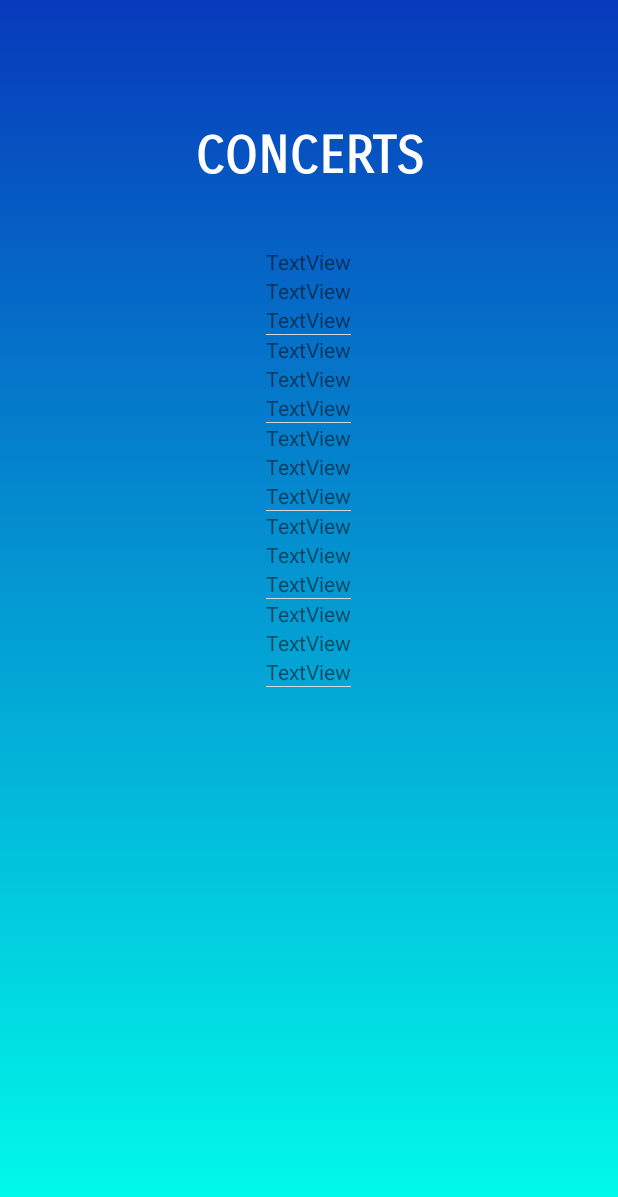
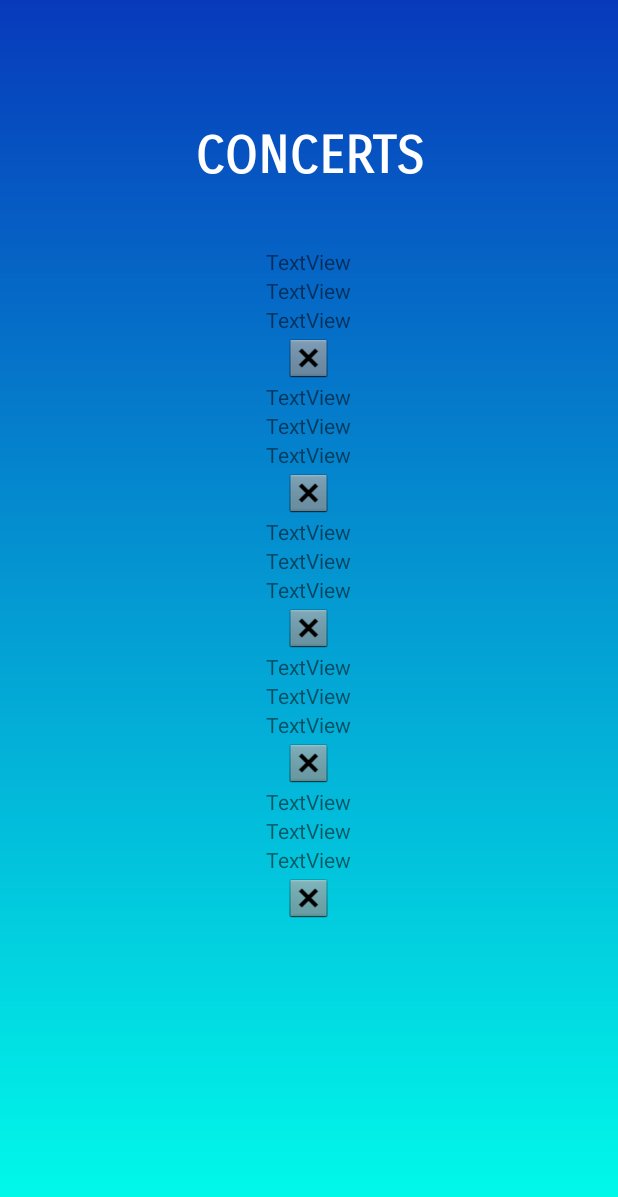
Before and after one commit to GuillemBSK/ArtistesMusicals, an Android app: the layout concerts.xml on its own in the app's theme, with its tools: preview values and no code run, on a phone screen of 412 x 824 dp. Shown: the top 1197 px of the screen. Run offline under Robolectric (Android 15) with nearby library versions, the phone set to English and light mode, and no system bars.

Commit message:
nou layout amb scrollview amb l'estructura creada de l'informacio

```diff
--- a/app/src/main/java/com/example/artistesmusicals/MainActivity.java
+++ b/app/src/main/java/com/example/artistesmusicals/MainActivity.java
@@ -10,7 +10,7 @@
     @Override
     protected void onCreate(Bundle savedInstanceState) {
         super.onCreate(savedInstanceState);
-        setContentView(R.layout.activity_main);
+        setContentView(R.layout.concerts);
         MediaPlayer mediaPlayer = MediaPlayer.create(this, R.raw.tigini);
         mediaPlayer.start();
     }
--- a/app/src/main/res/layout/concerts.xml
+++ b/app/src/main/res/layout/concerts.xml
@@ -79,10 +79,11 @@
                                     android:text="TextView" />
 
                                 <ImageView
-                                    android:id="@+id/imageView"
+                                    android:id="@+id/imageView7"
                                     android:layout_width="match_parent"
                                     android:layout_height="wrap_content"
-                                    tools:srcCompat="@tools:sample/avatars" />
+                                    app:srcCompat="@android:drawable/btn_dialog" />
+
                             </LinearLayout>
                         </TableRow>
 
@@ -122,7 +123,7 @@
                                     android:layout_width="match_parent"
                                     android:layout_height="wrap_content"
                                     android:layout_weight="1"
-                                    tools:srcCompat="@tools:sample/avatars" />
+                                    tools:srcCompat="@android:drawable/btn_dialog" />
                             </LinearLayout>
 
                         </TableRow>
@@ -163,7 +164,7 @@
                                     android:layout_width="match_parent"
                                     android:layout_height="wrap_content"
                                     android:layout_weight="1"
-                                    tools:srcCompat="@tools:sample/avatars" />
+                                    tools:srcCompat="@android:drawable/btn_dialog" />
                             </LinearLayout>
 
                         </TableRow>
@@ -205,7 +206,7 @@
                                     android:layout_width="match_parent"
                                     android:layout_height="wrap_content"
                                     android:layout_weight="1"
-                                    tools:srcCompat="@tools:sample/avatars" />
+                                    tools:srcCompat="@android:drawable/btn_dialog" />
                             </LinearLayout>
 
                         </TableRow>
@@ -246,7 +247,7 @@
                                     android:layout_width="match_parent"
                                     android:layout_height="wrap_content"
                                     android:layout_weight="1"
-                                    tools:srcCompat="@tools:sample/avatars" />
+                                    tools:srcCompat="@android:drawable/btn_dialog" />
                             </LinearLayout>
 
                         </TableRow>
```
